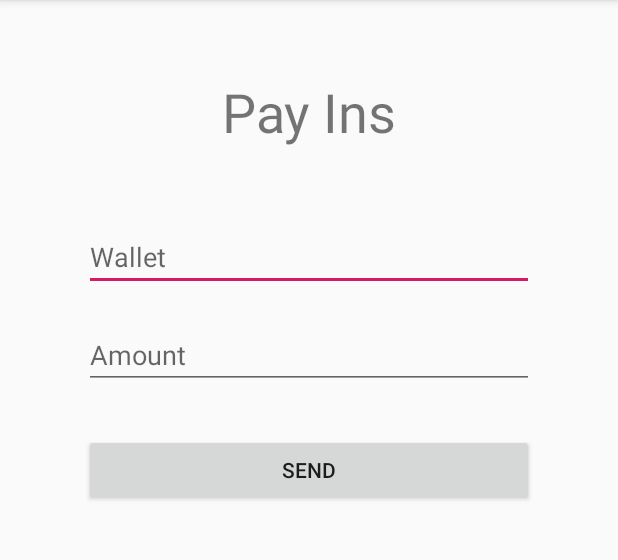
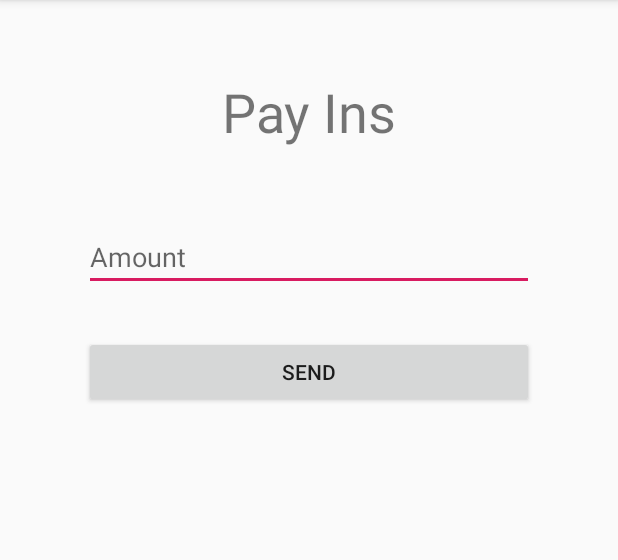
Before and after one commit to Francoois/watermelon_android, an Android app: the MainActivity screen opened directly, with no data from a screen before it, in the side drawer, after a tap on "Pay Ins", on a phone screen of 412 x 824 dp, the part 84-644 px from its top. Run offline under Robolectric (Android 15) with nearby library versions, the phone set to English and light mode, and no system bars; our stand-ins replace ButterKnife; 3 statements that could not run were skipped.

Commit message:
GUI almost clean

```diff
--- a/app/src/main/java/fr/android/watermelon/MainActivity.java
+++ b/app/src/main/java/fr/android/watermelon/MainActivity.java
@@ -30,12 +30,10 @@ import java.util.List;
 import butterknife.BindView;
 import butterknife.ButterKnife;
 import fr.android.watermelon.controller.User;
-import fr.android.watermelon.controller.Wallet;
 import fr.android.watermelon.controller.retrofit.DataService;
 import fr.android.watermelon.controller.retrofit.RetrofitClient;
 import fr.android.watermelon.fragment.ATMFragment;
 import fr.android.watermelon.fragment.CardsFragment;
-import fr.android.watermelon.fragment.HomeFragment;
 import fr.android.watermelon.fragment.PayinsFragment;
 import fr.android.watermelon.fragment.PayoutsFragment;
 import fr.android.watermelon.fragment.ProfileFragment;
--- a/app/src/main/res/layout/fragment_atm.xml
+++ b/app/src/main/res/layout/fragment_atm.xml
@@ -10,6 +10,6 @@
         android:layout_gravity="center_horizontal"
         android:layout_margin="50dp"
         android:gravity="center_horizontal"
-        android:text="ATM Around"
+        android:text="@string/atm_around_page"
         android:textSize="36sp" />
 </LinearLayout>
--- a/app/src/main/res/layout/fragment_cards.xml
+++ b/app/src/main/res/layout/fragment_cards.xml
@@ -11,7 +11,7 @@
         android:layout_gravity="center_horizontal"
         android:layout_margin="50dp"
         android:gravity="center_horizontal"
-        android:text="Cards"
+        android:text="@string/cards_page"
         android:textSize="36sp" />
 
     <Spinner
--- a/app/src/main/res/layout/fragment_payins.xml
+++ b/app/src/main/res/layout/fragment_payins.xml
@@ -11,18 +11,8 @@
         android:layout_gravity="center_horizontal"
         android:layout_margin="50dp"
         android:gravity="center_horizontal"
-        android:text="Pay Ins"
+        android:text="@string/payins_page"
         android:textSize="36sp" />
-
-    <EditText
-        android:id="@+id/payins_wallet"
-        android:layout_width="300dp"
-        android:layout_height="wrap_content"
-        android:layout_gravity="center_horizontal"
-        android:layout_marginBottom="20dp"
-        android:ems="10"
-        android:hint="Wallet"
-        android:inputType="number" />
 
     <EditText
         android:id="@+id/payins_amount"
--- a/app/src/main/res/layout/fragment_transfers.xml
+++ b/app/src/main/res/layout/fragment_transfers.xml
@@ -11,7 +11,7 @@
         android:layout_gravity="center_horizontal"
         android:layout_margin="50dp"
         android:gravity="center_horizontal"
-        android:text="Transfers"
+        android:text="@string/transfers_page"
         android:textSize="36sp" />
 
     <EditText
--- a/app/src/main/res/values/strings.xml
+++ b/app/src/main/res/values/strings.xml
@@ -9,6 +9,11 @@
     <string name="currency">$</string>
     <string name="send_label">Send</string>
     <string name="delete_msg">Are you sure that you want to delete your account ?</string>
+    <string name="transfers_page">Transfers</string>
+    <string name="cards_page">Cards</string>
+    <string name="payins_page">Pay Ins</string>
+    <string name="payouts_page">Pay Outs</string>
+    <string name="atm_around_page">ATM Around</string>
     <array name="cards_brand">
         <item name="visa">visa</item>
         <item name="master_card">master_card</item>
```
Also changed, not shown: app/src/main/java/fr/android/watermelon/RegisterActivity.java (+2 -12 lines), app/src/main/res/layout/fragment_home.xml (deleted, +0 -16 lines), app/src/main/res/layout/fragment_payouts.xml (+1 -11 lines).
